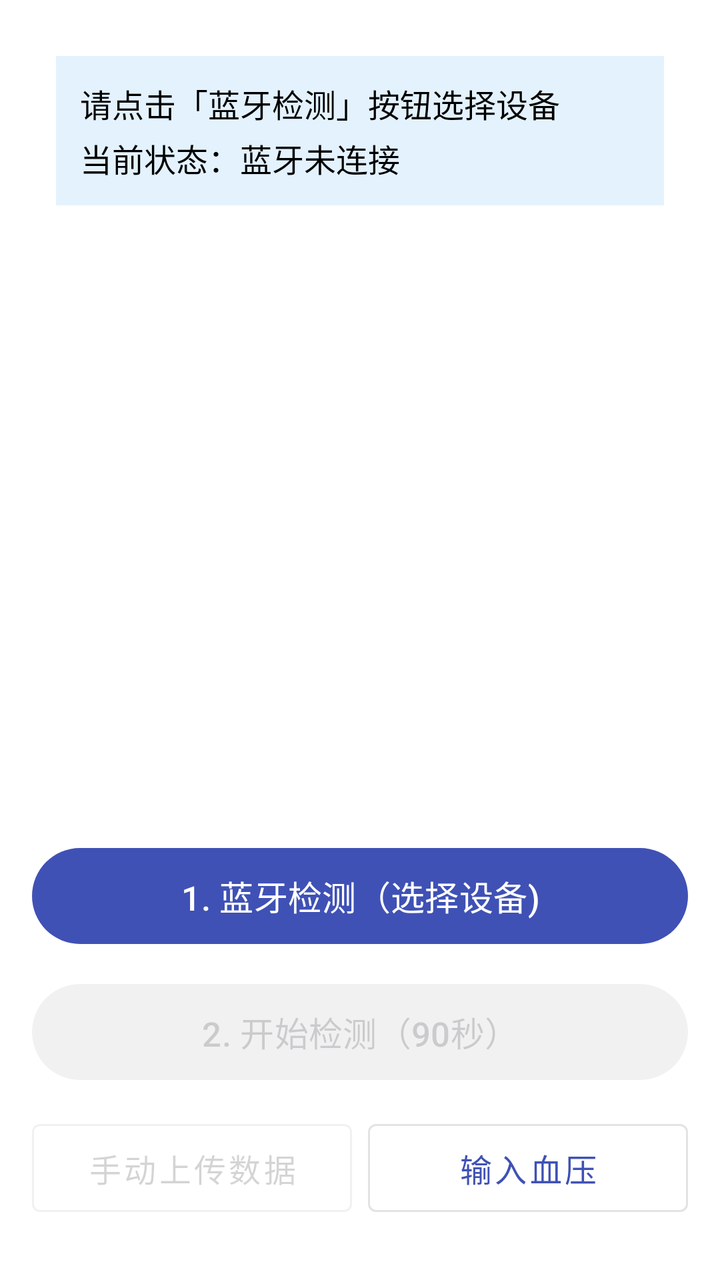
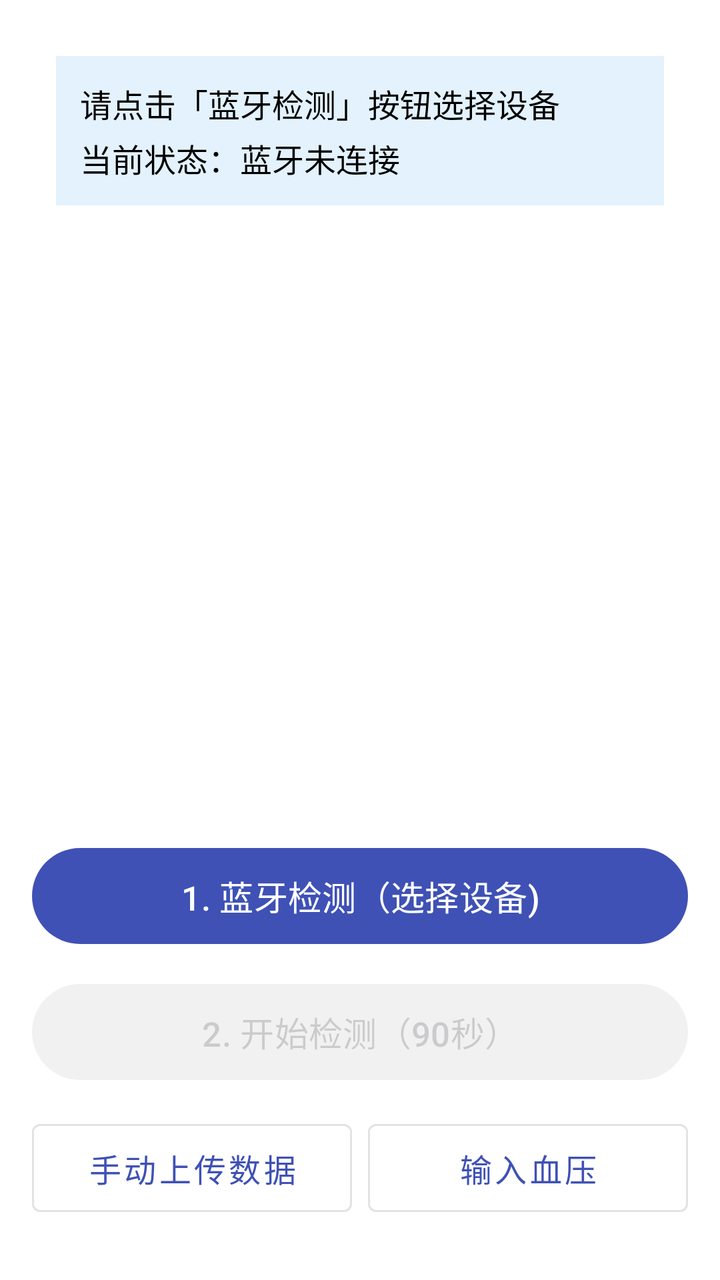

Screens rendered from an Android XML layout before and after an edit, with the pre-edit source and the edit as a unified diff.
<!-- AndroidManifest.xml: application theme Theme.MyApplication -->
<!-- res/layout/activity_main.xml -->
<?xml version="1.0" encoding="utf-8"?>
<FrameLayout xmlns:android="http://schemas.android.com/apk/res/android"
    xmlns:app="http://schemas.android.com/apk/res-auto"
    android:layout_width="match_parent"
    android:layout_height="match_parent"
    android:background="@color/white">

    
    <androidx.camera.view.PreviewView
        android:id="@+id/preview_view"
        android:layout_width="match_parent"
        android:layout_height="match_parent"
        android:visibility="gone" />

    <com.google.android.material.button.MaterialButton
        android:id="@+id/btn_exit_preview"
        android:layout_width="wrap_content"
        android:layout_height="wrap_content"
        android:layout_gravity="top|start"
        android:layout_margin="16dp"
        android:text="返回"
        android:textColor="@android:color/white"
        app:backgroundTint="#80000000"
        android:paddingLeft="12dp"
        android:paddingRight="12dp"
        android:visibility="gone" />
    
    <TextView
        android:id="@+id/tv_countdown"
        android:layout_width="wrap_content"
        android:layout_height="wrap_content"
        android:layout_gravity="top|center_horizontal"
        android:layout_marginTop="16dp"
        android:background="#80000000"
        android:paddingLeft="16dp"
        android:paddingRight="16dp"
        android:paddingTop="8dp"
        android:paddingBottom="8dp"
        android:text="90"
        android:textColor="@android:color/white"
        android:textSize="24sp"
        android:textStyle="bold"
        android:visibility="gone" />

    
    <LinearLayout
        android:id="@+id/layout_control"
        android:layout_width="match_parent"
        android:layout_height="match_parent"
        android:orientation="vertical"
        android:padding="16dp">

        
        <ScrollView
            android:layout_width="match_parent"
            android:layout_height="0dp"
            android:layout_weight="1"
            android:fillViewport="true">

            <LinearLayout
                android:layout_width="match_parent"
                android:layout_height="wrap_content"
                android:orientation="vertical"
                android:padding="12dp">

                
                <TextView
                    android:id="@+id/tv_bluetooth_status"
                    android:layout_width="match_parent"
                    android:layout_height="wrap_content"
                    android:text="请点击「蓝牙检测」按钮选择设备\n当前状态：蓝牙未连接"
                    android:textSize="16sp"
                    android:textColor="@android:color/black"
                    android:lineSpacingExtra="4dp"
                    android:background="#E3F2FD"
                    android:padding="12dp"
                    android:layout_marginBottom="8dp" />

                
                <TextView
                    android:id="@+id/tv_blood_pressure_status"
                    android:layout_width="match_parent"
                    android:layout_height="wrap_content"
                    android:text=""
                    android:textSize="16sp"
                    android:textColor="@android:color/black"
                    android:lineSpacingExtra="4dp"
                    android:background="#F3E5F5"
                    android:padding="12dp"
                    android:layout_marginBottom="8dp"
                    android:visibility="gone" />

                
                <TextView
                    android:id="@+id/tv_detection_result"
                    android:layout_width="match_parent"
                    android:layout_height="wrap_content"
                    android:text=""
                    android:textSize="16sp"
                    android:textColor="@android:color/black"
                    android:lineSpacingExtra="4dp"
                    android:background="#F1F8E9"
                    android:padding="12dp"
                    android:layout_marginBottom="8dp"
                    android:visibility="gone" />

                
                <TextView
                    android:id="@+id/tv_upload_and_end"
                    android:layout_width="match_parent"
                    android:layout_height="wrap_content"
                    android:text=""
                    android:textSize="16sp"
                    android:textColor="@android:color/black"
                    android:lineSpacingExtra="4dp"
                    android:background="#FFF3E0"
                    android:padding="12dp"
                    android:layout_marginBottom="8dp"
                    android:visibility="gone" />

            </LinearLayout>

        </ScrollView>


        
        <LinearLayout
            android:layout_width="match_parent"
            android:layout_height="wrap_content"
            android:orientation="vertical">
            <com.google.android.material.button.MaterialButton
                android:id="@+id/btn_bluetooth_detect"
                android:layout_width="match_parent"
                android:layout_height="56dp"
                android:text="1. 蓝牙检测（选择设备)"
                android:textSize="17sp"
                android:layout_marginBottom="12dp" />
            <com.google.android.material.button.MaterialButton
                android:id="@+id/btn_start_detection"
                android:layout_width="match_parent"
                android:layout_height="56dp"
                android:text="2. 开始检测（90秒）"
                android:textSize="17sp"
                android:enabled="false"
                android:alpha="0.5"
                android:layout_marginBottom="12dp" />
            
            <LinearLayout
                android:layout_width="match_parent"
                android:layout_height="56dp"
                android:orientation="horizontal"
                android:layout_marginBottom="12dp">

                <com.google.android.material.button.MaterialButton
                    android:id="@+id/btn_manual_upload"
                    android:layout_width="0dp"
                    android:layout_height="match_parent"
                    android:layout_weight="1"
                    android:text="手动上传数据"
                    android:textSize="16sp"
                    android:enabled="false"
                    android:alpha="0.5"
                    style="@style/Widget.MaterialComponents.Button.OutlinedButton" />

                <com.google.android.material.button.MaterialButton
                    android:id="@+id/btn_input_blood_pressure"
                    android:layout_width="0dp"
                    android:layout_height="match_parent"
                    android:layout_weight="1"
                    android:text="输入血压"
                    android:textSize="16sp"
                    android:layout_marginStart="8dp"
                    style="@style/Widget.MaterialComponents.Button.OutlinedButton" />

            </LinearLayout>





















        </LinearLayout>
    </LinearLayout>
    
    
    <LinearLayout
        android:id="@+id/upload_overlay"
        android:layout_width="match_parent"
        android:layout_height="match_parent"
        android:background="#80000000"
        android:clickable="true"
        android:focusable="true"
        android:visibility="gone"
        android:gravity="center"
        android:orientation="vertical"
        android:padding="32dp">

        <TextView
            android:id="@+id/tv_uploading_hint"
            android:layout_width="wrap_content"
            android:layout_height="wrap_content"
            android:text="上传中，请稍候..."
            android:textColor="@android:color/white"
            android:textSize="18sp"
            android:layout_marginBottom="16dp" />

        <ProgressBar
            android:id="@+id/progress_upload"
            style="?android:attr/progressBarStyleHorizontal"
            android:layout_width="240dp"
            android:layout_height="8dp"
            android:max="100"
            android:progress="0"
            android:layout_marginBottom="8dp" />

        <TextView
            android:id="@+id/tv_upload_progress"
            android:layout_width="wrap_content"
            android:layout_height="wrap_content"
            android:text="0%"
            android:textColor="@android:color/white"
            android:textSize="14sp" />

    </LinearLayout>
</FrameLayout>
<!-- resources referenced by this layout -->
<resources>
  <color name="white">#FFFFFF</color>
  <style name="Theme.MyApplication" parent="Base.Theme.MyApplication" />
  <style name="Base.Theme.MyApplication" parent="Theme.Material3.DayNight.NoActionBar">
          
          <item name="colorPrimary">@color/colorPrimary</item>         
          <item name="colorPrimaryContainer">@color/colorPrimaryContainer</item> 
          <item name="colorSecondary">@color/colorAccent</item>       
          <item name="colorSecondaryContainer">@color/colorAccentContainer</item> 
          <item name="colorOnPrimary">@color/white</item>             
          <item name="colorOnSecondary">@color/white</item>           
  
          
          <item name="materialButtonStyle">@style/Widget.Material3.Button</item>
      </style>
  <color name="colorPrimary">#3F51B5</color>
  <color name="colorPrimaryContainer">#C5CAE9</color>
  <color name="colorAccent">#FF4081</color>
  <color name="colorAccentContainer">#FFCCE5</color>
</resources>

<!-- the commit's change to res/layout/activity_main.xml (unified diff, before → after) -->
@@ -158,8 +158,6 @@
                     android:layout_weight="1"
                     android:text="手动上传数据"
                     android:textSize="16sp"
-                    android:enabled="false"
-                    android:alpha="0.5"
                     style="@style/Widget.MaterialComponents.Button.OutlinedButton" />
 
                 <com.google.android.material.button.MaterialButton
@@ -174,67 +172,7 @@
 
             </LinearLayout>
 
-
-
-
-
-
-
-
-
-
-
-
-
-
-
-
-
-
-
-
-
         </LinearLayout>
     </LinearLayout>
-    
-    
-    <LinearLayout
-        android:id="@+id/upload_overlay"
-        android:layout_width="match_parent"
-        android:layout_height="match_parent"
-        android:background="#80000000"
-        android:clickable="true"
-        android:focusable="true"
-        android:visibility="gone"
-        android:gravity="center"
-        android:orientation="vertical"
-        android:padding="32dp">
 
-        <TextView
-            android:id="@+id/tv_uploading_hint"
-            android:layout_width="wrap_content"
-            android:layout_height="wrap_content"
-            android:text="上传中，请稍候..."
-            android:textColor="@android:color/white"
-            android:textSize="18sp"
-            android:layout_marginBottom="16dp" />
-
-        <ProgressBar
-            android:id="@+id/progress_upload"
-            style="?android:attr/progressBarStyleHorizontal"
-            android:layout_width="240dp"
-            android:layout_height="8dp"
-            android:max="100"
-            android:progress="0"
-            android:layout_marginBottom="8dp" />
-
-        <TextView
-            android:id="@+id/tv_upload_progress"
-            android:layout_width="wrap_content"
-            android:layout_height="wrap_content"
-            android:text="0%"
-            android:textColor="@android:color/white"
-            android:textSize="14sp" />
-
-    </LinearLayout>
 </FrameLayout>
